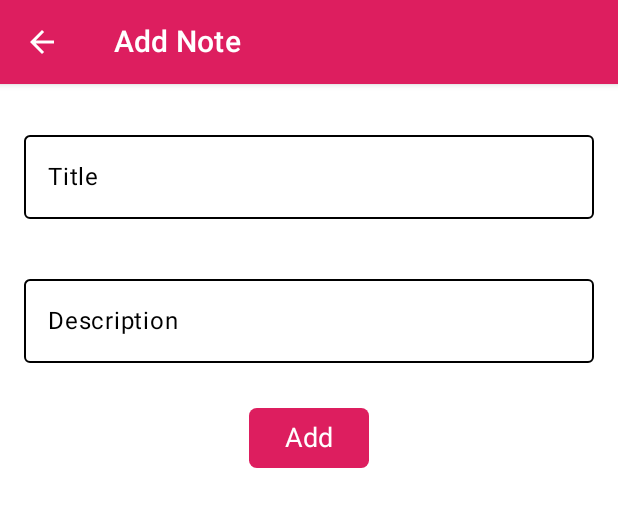
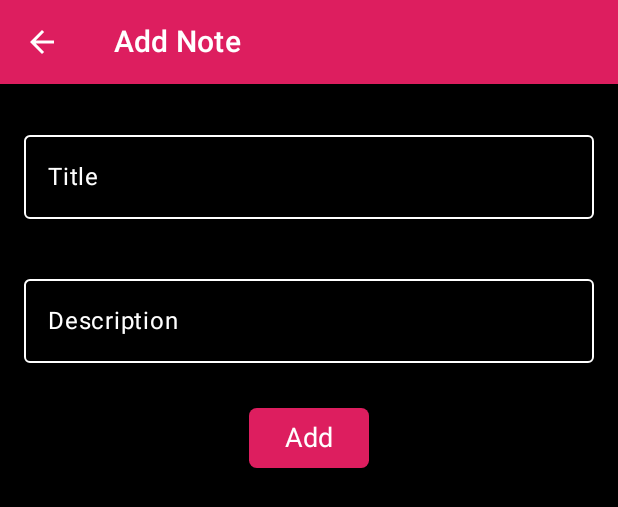
Before and after one commit to KhushanshuYadav/Notes, an Android app built with Jetpack Compose: the @Preview function WishTextFieldPreview, on a phone screen of 412 x 824 dp. Shown: the top 507 px of the screen. Run offline under Robolectric (Android 15) with nearby library versions, the phone set to English and light mode, and no system bars; our stand-ins replace Room's generated code.

Commit message:
4rd  commit changing the ui colors

```diff
--- a/app/src/main/java/com/khushanshu/wishes/AddEditDetailView.kt
+++ b/app/src/main/java/com/khushanshu/wishes/AddEditDetailView.kt
@@ -78,7 +78,7 @@ fun AddEditDetailView(id:Long, viewModel: WishViewModel,navController: NavContro
             AppBarView(  title =  if(id!=0L) stringResource(id = R.string.update_wish) else stringResource(id =R.string.add_wish)    )
             {navController.navigateUp()}
         },
-        backgroundColor =  Color.White,
+        backgroundColor =  Color.Black,
         scaffoldState=scaffoldState  //giving the state of scaffold to it
     )
     {
@@ -178,14 +178,14 @@ fun WishTextField(label:String, value:String,  onValueChanged: (String)->Unit ){
             .fillMaxWidth()
             .padding(16.dp) ,
         colors = OutlinedTextFieldDefaults.colors(
-            focusedTextColor = Color.Black,
-            unfocusedTextColor = Color.Black,
+            focusedTextColor = Color.White,
+            unfocusedTextColor = Color.White,
 
-            focusedBorderColor = Color.Black,
-            unfocusedBorderColor = Color.Black,
-            cursorColor = Color.Black,
-            focusedLabelColor =  Color.Black,
-            unfocusedLabelColor = Color.Black,
+            focusedBorderColor = Color.White,
+            unfocusedBorderColor = Color.White,
+            cursorColor = Color.White,
+            focusedLabelColor =  Color.White,
+            unfocusedLabelColor = Color.White,
 
             ),
         keyboardOptions = KeyboardOptions(keyboardType = KeyboardType.Text, capitalization = KeyboardCapitalization.Sentences)
--- a/app/src/main/java/com/khushanshu/wishes/AppBar.kt
+++ b/app/src/main/java/com/khushanshu/wishes/AppBar.kt
@@ -47,7 +47,7 @@ fun AppBarView(title:String,onBackNavClicked: () -> Unit={} ){
                 .heightIn(max = 24.dp))
         },
 
-        elevation = 3.dp,
+        elevation = 5.dp,
         backgroundColor = colorResource(id = R.color.app_bar_color),
         navigationIcon = navigationIcon
 
--- a/app/src/main/java/com/khushanshu/wishes/ui/theme/Theme.kt
+++ b/app/src/main/java/com/khushanshu/wishes/ui/theme/Theme.kt
@@ -58,6 +58,7 @@ fun WishesTheme(
     if (!view.isInEditMode) {
         SideEffect {
             val window = (view.context as Activity).window
+            //window.statusBarColor =  Color(221,30,95).toArgb()
             window.statusBarColor =  Color(221,30,95).toArgb()
             WindowCompat.getInsetsController(window, view).isAppearanceLightStatusBars = darkTheme
         }
```
